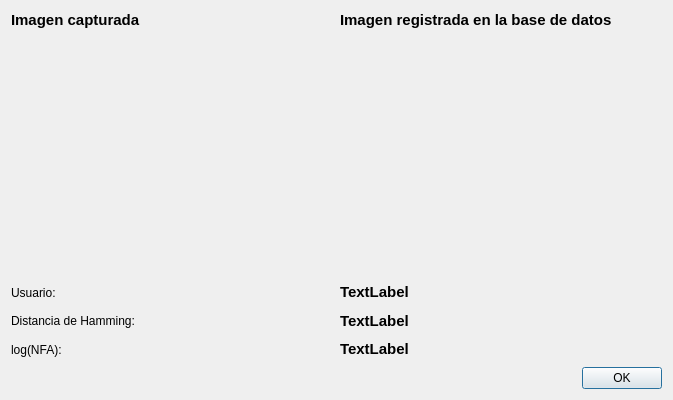
This is ui/forms/Matching.ui in mottalli/horus as Qt 5 draws it before an edit. The edited form follows.
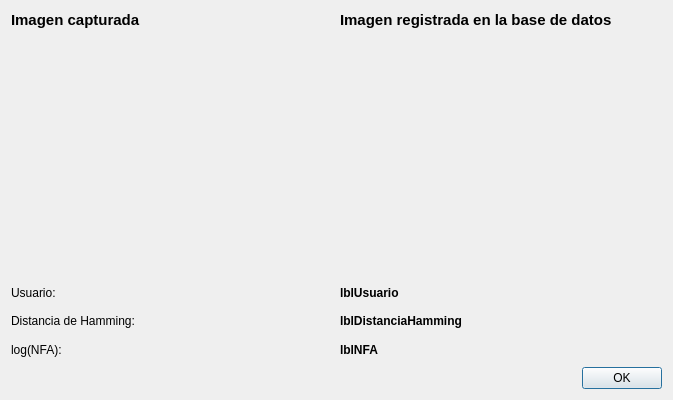
This is the edited form. Custom widgets are drawn as their Qt base class.

Commit message: UI changes (matching form)

Patch:
```diff
--- a/ui/forms/Matching.ui
+++ b/ui/forms/Matching.ui
@@ -81,12 +81,14 @@
      </item>
      <item>
       <widget class="QLabel" name="lblUsuario">
+       <property name="font">
+        <font>
+         <weight>75</weight>
+         <bold>true</bold>
+        </font>
+       </property>
        <property name="text">
-        <string>&lt;!DOCTYPE HTML PUBLIC &quot;-//W3C//DTD HTML 4.0//EN&quot; &quot;http://www.w3.org/TR/REC-html40/strict.dtd&quot;&gt;
-&lt;html&gt;&lt;head&gt;&lt;meta name=&quot;qrichtext&quot; content=&quot;1&quot; /&gt;&lt;style type=&quot;text/css&quot;&gt;
-p, li { white-space: pre-wrap; }
-&lt;/style&gt;&lt;/head&gt;&lt;body style=&quot; font-family:'Sans'; font-size:10pt; font-weight:400; font-style:normal;&quot;&gt;
-&lt;p style=&quot; margin-top:0px; margin-bottom:0px; margin-left:0px; margin-right:0px; -qt-block-indent:0; text-indent:0px;&quot;&gt;&lt;span style=&quot; font-size:11pt; font-weight:600;&quot;&gt;TextLabel&lt;/span&gt;&lt;/p&gt;&lt;/body&gt;&lt;/html&gt;</string>
+        <string>lblUsuario</string>
        </property>
       </widget>
      </item>
@@ -103,12 +105,14 @@
      </item>
      <item>
       <widget class="QLabel" name="lblDistanciaHamming">
+       <property name="font">
+        <font>
+         <weight>75</weight>
+         <bold>true</bold>
+        </font>
+       </property>
        <property name="text">
-        <string>&lt;!DOCTYPE HTML PUBLIC &quot;-//W3C//DTD HTML 4.0//EN&quot; &quot;http://www.w3.org/TR/REC-html40/strict.dtd&quot;&gt;
-&lt;html&gt;&lt;head&gt;&lt;meta name=&quot;qrichtext&quot; content=&quot;1&quot; /&gt;&lt;style type=&quot;text/css&quot;&gt;
-p, li { white-space: pre-wrap; }
-&lt;/style&gt;&lt;/head&gt;&lt;body style=&quot; font-family:'Sans'; font-size:10pt; font-weight:400; font-style:normal;&quot;&gt;
-&lt;p style=&quot; margin-top:0px; margin-bottom:0px; margin-left:0px; margin-right:0px; -qt-block-indent:0; text-indent:0px;&quot;&gt;&lt;span style=&quot; font-size:11pt; font-weight:600;&quot;&gt;TextLabel&lt;/span&gt;&lt;/p&gt;&lt;/body&gt;&lt;/html&gt;</string>
+        <string>lblDistanciaHamming</string>
        </property>
       </widget>
      </item>
@@ -125,12 +129,14 @@
      </item>
      <item>
       <widget class="QLabel" name="lblNFA">
+       <property name="font">
+        <font>
+         <weight>75</weight>
+         <bold>true</bold>
+        </font>
+       </property>
        <property name="text">
-        <string>&lt;!DOCTYPE HTML PUBLIC &quot;-//W3C//DTD HTML 4.0//EN&quot; &quot;http://www.w3.org/TR/REC-html40/strict.dtd&quot;&gt;
-&lt;html&gt;&lt;head&gt;&lt;meta name=&quot;qrichtext&quot; content=&quot;1&quot; /&gt;&lt;style type=&quot;text/css&quot;&gt;
-p, li { white-space: pre-wrap; }
-&lt;/style&gt;&lt;/head&gt;&lt;body style=&quot; font-family:'Sans'; font-size:10pt; font-weight:400; font-style:normal;&quot;&gt;
-&lt;p style=&quot; margin-top:0px; margin-bottom:0px; margin-left:0px; margin-right:0px; -qt-block-indent:0; text-indent:0px;&quot;&gt;&lt;span style=&quot; font-size:11pt; font-weight:600;&quot;&gt;TextLabel&lt;/span&gt;&lt;/p&gt;&lt;/body&gt;&lt;/html&gt;</string>
+        <string>lblNFA</string>
        </property>
       </widget>
      </item>
```
The commit also changes 3 other files.
